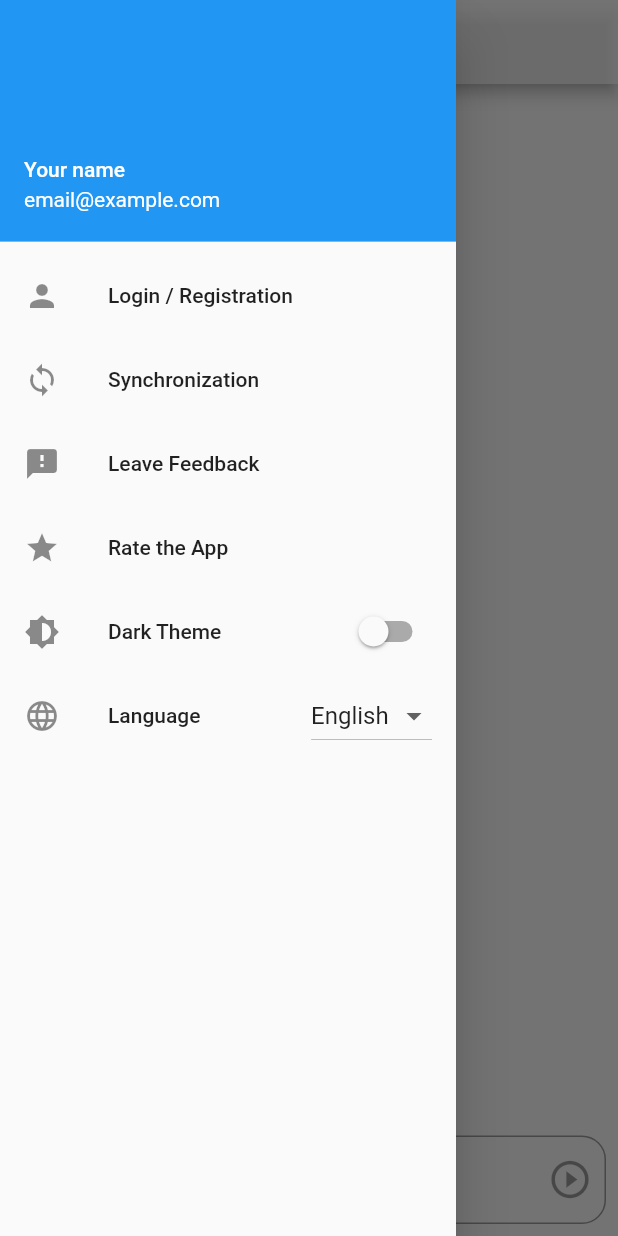
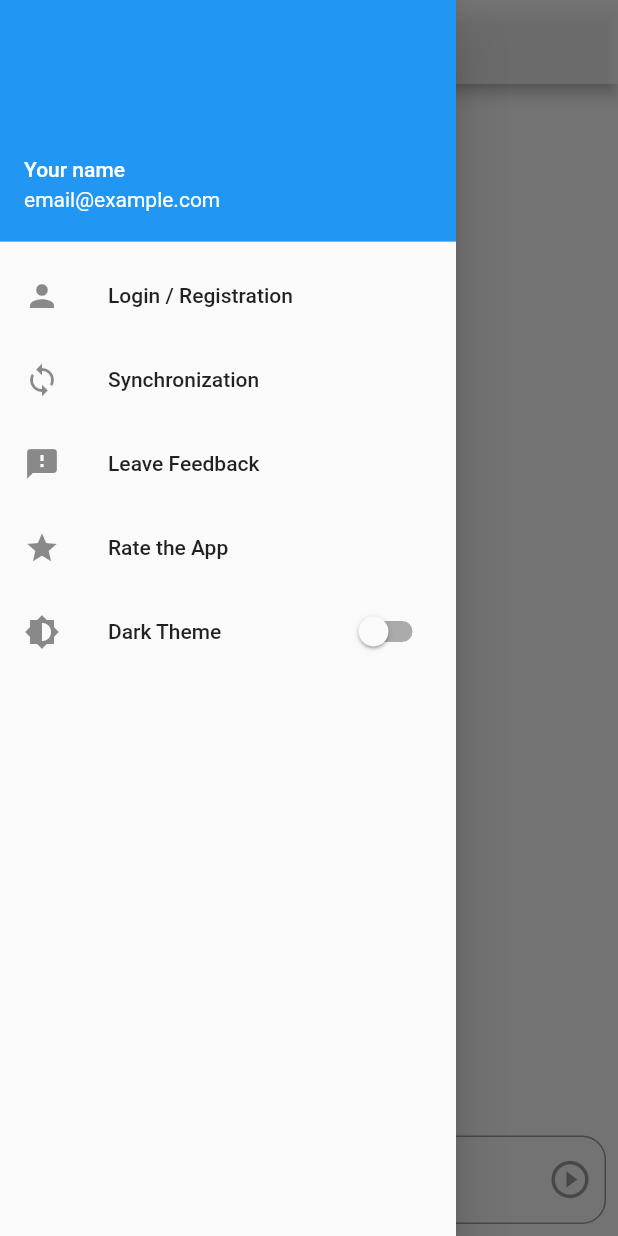
Before and after one commit to alvo2k/24h-copilot, a Flutter app: the screen it shows after launch, with the side drawer open, on a phone screen of 412 x 824 dp. Run offline on Flutter 3.47's test engine with Material 2 defaults, Android fonts, the light colour scheme and no system bars; our stand-ins replace dartz, drift, equatable, flutter_bloc, flutter_svg, get_it and 1 more; missing offline and left inert: flutter_dialogs, sealed_flutter_bloc; accounts and stored records are empty; generated files the repository leaves out were written again.

Commit message:
Add l10n

```diff
--- /dev/null
+++ b/l10n.yaml
@@ -0,0 +1,3 @@
+arb-dir: lib/core/l10n
+template-arb-file: app_ru.arb
+output-localization-file: app_localizations.dart
--- a/lib/core/common/bloc/language_cubit.dart
+++ /dev/null
@@ -1,11 +0,0 @@
-import 'package:flutter_bloc/flutter_bloc.dart';
-
-enum LanguageState { english, russian }
-
-class LanguageCubit extends Cubit<LanguageState> {
-  LanguageCubit() : super(LanguageState.english);
-
-  void changeLanguage(LanguageState language) {
-    emit(language);
-  }
-}
--- a/lib/core/common/widgets/common_drawer.dart
+++ b/lib/core/common/widgets/common_drawer.dart
@@ -1,11 +1,12 @@
 import 'package:flutter/material.dart';
+import 'package:flutter_gen/gen_l10n/app_localizations.dart';
 import 'package:url_launcher/url_launcher.dart';
 
-import '../bloc/language_cubit.dart';
 import '../bloc/theame_cubit.dart';
 
 class CommonDrawer extends StatelessWidget {
   const CommonDrawer({super.key});
+
   void _leaveFeedback() {
     final email = Uri(
       scheme: 'mailto',
@@ -17,7 +18,6 @@ class CommonDrawer extends StatelessWidget {
 
   @override
   Widget build(BuildContext context) {
-    final languageCubit = LanguageCubit();
     final theameCubit = ThemeCubit();
     return Drawer(
       child: ListView(
@@ -29,26 +29,26 @@ class CommonDrawer extends StatelessWidget {
           ),
           ListTile(
             leading: const Icon(Icons.person),
-            title: const Text('Login / Registration'),
+            title: Text(AppLocalizations.of(context)!.loginRegistration),
             onTap: () {
               // navigate to the login/registration page
             },
           ),
           ListTile(
             leading: const Icon(Icons.sync),
-            title: const Text('Synchronization'),
+            title: Text(AppLocalizations.of(context)!.synchronization),
             onTap: () {
               // handle synchronization logic
             },
           ),
           ListTile(
             leading: const Icon(Icons.feedback),
-            title: const Text('Leave Feedback'),
+            title: Text(AppLocalizations.of(context)!.feedback),
             onTap: _leaveFeedback,
           ),
           ListTile(
             leading: const Icon(Icons.star),
-            title: const Text('Rate the App'),
+            title: Text(AppLocalizations.of(context)!.rateTheApp),
             onTap: () {
               // handle the rate the app logic
             },
@@ -58,7 +58,7 @@ class CommonDrawer extends StatelessWidget {
             builder: (context, snapshot) {
               return ListTile(
                 leading: const Icon(Icons.brightness_6),
-                title: const Text('Dark Theme'),
+                title: Text(AppLocalizations.of(context)!.darkTheme),
                 trailing: Switch(
                   value: snapshot.data == ThemeState.dark,
                   onChanged: (value) {
@@ -68,37 +68,6 @@ class CommonDrawer extends StatelessWidget {
               );
             },
           ),
-          StreamBuilder(
-            initialData: LanguageState.english,
-            stream: languageCubit.stream,
-            builder: (context, snapshot) {
-              if (!snapshot.hasData) {
-                return const CircularProgressIndicator.adaptive();
-              }
-              return ListTile(
-                leading: const Icon(Icons.language),
-                title: const Text('Language'),
-                trailing: DropdownButton<LanguageState>(
-                  value: snapshot.data as LanguageState,
-                  onChanged: (value) {
-                    if (value != null) {
-                      languageCubit.changeLanguage(value);
-                    }
-                  },
-                  items: const [
-                    DropdownMenuItem(
-                      value: LanguageState.english,
-                      child: Text('English'),
-                    ),
-                    DropdownMenuItem(
-                      value: LanguageState.russian,
-                      child: Text('Russian'),
-                    ),
-                  ],
-                ),
-              );
-            },
-          ),
         ],
       ),
     );
--- a/lib/features/activities/presentation/pages/activities_page.dart
+++ b/lib/features/activities/presentation/pages/activities_page.dart
@@ -1,5 +1,6 @@
 import 'package:flutter/material.dart';
 import 'package:flutter_bloc/flutter_bloc.dart';
+import 'package:flutter_gen/gen_l10n/app_localizations.dart';
 
 import '../../../../core/common/widgets/common_drawer.dart';
 import '../../domain/entities/activity_day.dart';
@@ -48,7 +49,7 @@ class ActivitiesPage extends StatelessWidget {
         backgroundColor: Colors.white70,
         foregroundColor: const Color.fromARGB(255, 0, 0, 0),
         centerTitle: true,
-        title: const Text('Activities'),
+        title: Text(AppLocalizations.of(context)!.activities),
         // actions: [
         //   IconButton(
         //     icon: SvgPicture.asset('assets/icons/edit_mode.svg'),
--- a/lib/features/activities/presentation/widgets/activity_emoji.dart
+++ b/lib/features/activities/presentation/widgets/activity_emoji.dart
@@ -1,6 +1,7 @@
 import 'package:flutter/material.dart';
 import 'package:flutter_bloc/flutter_bloc.dart';
 import 'package:flutter_dialogs/flutter_dialogs.dart';
+import 'package:flutter_gen/gen_l10n/app_localizations.dart';
 
 import '../../domain/entities/activity.dart';
 import '../bloc/activities_bloc.dart';
@@ -54,7 +55,7 @@ class _ActivityEmojiState extends State<ActivityEmoji> {
     final activityBloc = BlocProvider.of<ActivitiesBloc>(context);
     return emoji == null
         ? TextButton(
-            child: const Text('how was it?'),
+            child: Text(AppLocalizations.of(context)!.emojiSelectPrompt),
             onPressed: () => showDialogPicker(context, activityBloc))
         : Padding(
             padding: const EdgeInsets.only(left: 16.0, bottom: 8.0),
--- a/lib/features/activities/presentation/widgets/emoji_dialog_picker.dart
+++ b/lib/features/activities/presentation/widgets/emoji_dialog_picker.dart
@@ -1,6 +1,7 @@
-import 'emoji_button.dart';
 import 'package:flutter/material.dart';
 import 'package:flutter_dialogs/flutter_dialogs.dart';
+
+import 'emoji_button.dart';
 
 class EmojiDialogPicker extends StatelessWidget {
   const EmojiDialogPicker({super.key, required this.onEmojiSelected});
--- a/lib/features/activities/presentation/widgets/new_activity_field.dart
+++ b/lib/features/activities/presentation/widgets/new_activity_field.dart
@@ -1,5 +1,6 @@
 import 'package:flutter/material.dart';
 import 'package:flutter_bloc/flutter_bloc.dart';
+import 'package:flutter_gen/gen_l10n/app_localizations.dart';
 
 import '../bloc/activities_bloc.dart';
 
@@ -53,7 +54,7 @@ class _NewActivityFieldState extends State<NewActivityField> {
         decoration: InputDecoration(
           border: const OutlineInputBorder(
               borderRadius: BorderRadius.all(Radius.circular(16.0))),
-          hintText: 'Enter a new activity',
+          hintText: AppLocalizations.of(context)!.newActivityPrompt,
           suffixIcon: IconButton(
             iconSize: 30,
             tooltip: 'Add activity',
--- a/lib/internal/application.dart
+++ b/lib/internal/application.dart
@@ -1,5 +1,6 @@
 import 'package:flutter/material.dart';
 import 'package:flutter_bloc/flutter_bloc.dart';
+import 'package:flutter_gen/gen_l10n/app_localizations.dart';
 
 import '../features/activities/presentation/bloc/activities_bloc.dart';
 import '../features/activities/presentation/pages/activities_page.dart';
@@ -13,6 +14,8 @@ class CopilotApp extends StatelessWidget {
     return MaterialApp(
       debugShowCheckedModeBanner: false,
       title: 'Copilot',
+      localizationsDelegates: AppLocalizations.localizationsDelegates,
+      supportedLocales: AppLocalizations.supportedLocales,
       home: BlocProvider(
         create: (context) => ActivitiesBloc(
           loadActivitiesUsecase: sl(),
--- a/pubspec.yaml
+++ b/pubspec.yaml
@@ -18,9 +18,12 @@ dependencies:
     sdk: flutter
   flutter_bloc: ^8.1.1
   flutter_dialogs: ^3.0.0
+  flutter_localizations:
+    sdk: flutter
   flutter_svg: ^1.1.4
   get_it: ^7.2.0
   injectable: ^2.1.0
+  intl: any
   json_annotation: ^4.6.0
   path: ^1.8.2
   path_provider: ^2.0.12
@@ -39,6 +42,7 @@ dev_dependencies:
   mockito: ^5.3.0
 
 flutter:
+  generate: true
   uses-material-design: true
   assets:
     - assets/
```
Also changed, not shown: lib/core/l10n/app_en.arb (added, +14 -0 lines), lib/core/l10n/app_ru.arb (added, +72 -0 lines), lib/features/activities/presentation/widgets/activity_time.dart (+11 -2 lines), pubspec.lock.
